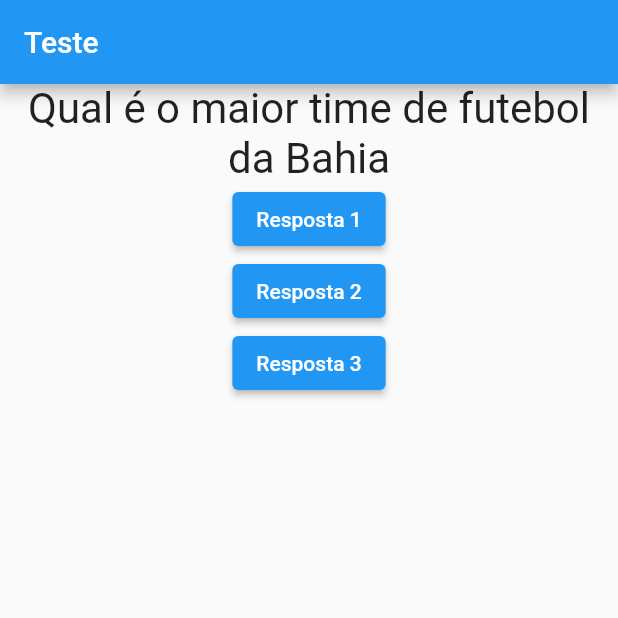
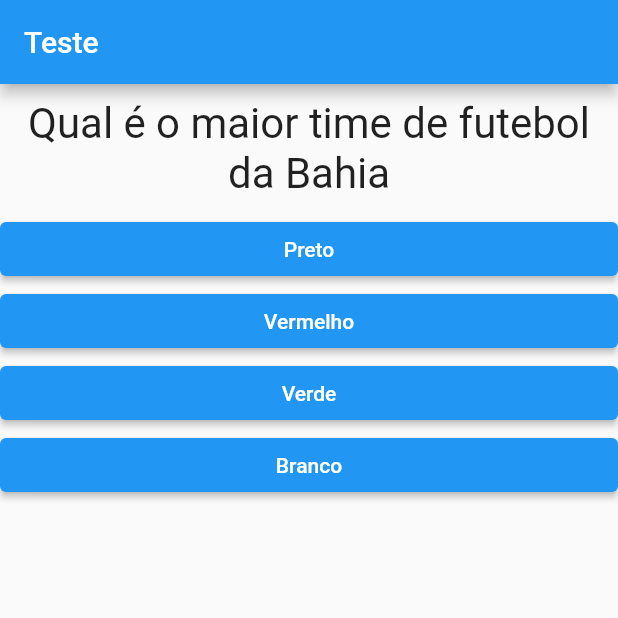
Before and after one commit to SimonViegas/cod3r_projeto_perguntas, a Flutter app: the screen it shows after launch, on a phone screen of 412 x 824 dp, the top half of it. Run offline on Flutter 3.47's test engine with Material 2 defaults, Android fonts, the phone set to English and light mode, and no system bars.

Commit message:
Adicionando respostas de forma imperativa

```diff
--- a/lib/main.dart
+++ b/lib/main.dart
@@ -1,5 +1,6 @@
 import 'package:flutter/material.dart';
 import './questao.dart';
+import './resposta.dart';
 
 void main() => runApp(const PerguntasApp());
 
@@ -15,9 +16,21 @@ class _PerguntaAppState extends State<PerguntasApp> {
   @override
   Widget build(BuildContext context) {
     final perguntas = [
-      'Qual é o maior time de futebol da Bahia',
-      'Qual a cor do cavalo branco do Napoleão',
+      {
+        'texto': 'Qual é o maior time de futebol da Bahia',
+        'respostas': ['Preto', 'Vermelho', 'Verde', 'Branco']
+      },
+      {
+        'texto': 'Qual a cor do cavalo branco do Napoleão',
+        'respostas': ['Coelho', 'Cobra', 'Elefante', 'Leão']
+      }
     ];
+
+    List<Widget> respostas = [];
+
+    for (var textoResp in perguntas[_perguntaSelecionada].cast()['respostas']) {
+      respostas.add(Resposta(textoResp, _responder));
+    }
 
     return MaterialApp(
       debugShowCheckedModeBanner: false,
@@ -26,19 +39,8 @@ class _PerguntaAppState extends State<PerguntasApp> {
           title: const Text('Teste'),
         ),
         body: Column(children: [
-          Questao(perguntas[_perguntaSelecionada]),
-          ElevatedButton(
-            onPressed: _responder,
-            child: const Text('Resposta 1'),
-          ),
-          ElevatedButton(
-            onPressed: _responder,
-            child: const Text('Resposta 2'),
-          ),
-          ElevatedButton(
-            onPressed: _responder,
-            child: const Text('Resposta 3'),
-          ),
+          Questao(perguntas[_perguntaSelecionada]['texto'].toString()),
+          ...respostas,
         ]),
       ),
     );
--- a/lib/questao.dart
+++ b/lib/questao.dart
@@ -9,7 +9,7 @@ class Questao extends StatelessWidget {
   Widget build(BuildContext context) {
     return Container(
       width: double.infinity,
-      //margin: const EdgeInsets.all(20),
+      margin: const EdgeInsets.all(10),
       child: Text(texto,
           style: const TextStyle(
             fontSize: 28,
--- /dev/null
+++ b/lib/resposta.dart
@@ -0,0 +1,24 @@
+import 'package:flutter/material.dart';
+
+class Resposta extends StatelessWidget {
+  final String texto;
+  final void Function() quandoSelecionado;
+
+  const Resposta(this.texto, this.quandoSelecionado, {Key? key})
+      : super(key: key);
+
+  @override
+  Widget build(BuildContext context) {
+    return Container(
+      width: double.infinity,
+      child: ElevatedButton(
+        style: ElevatedButton.styleFrom(
+          primary: Colors.blue,
+          onPrimary: Colors.white,
+        ),
+        onPressed: quandoSelecionado,
+        child: Text(texto),
+      ),
+    );
+  }
+}
--- a/pubspec.yaml
+++ b/pubspec.yaml
@@ -18,7 +18,7 @@ publish_to: 'none' # Remove this line if you wish to publish to pub.dev
 version: 1.0.0+1
 
 environment:
-  sdk: ">=2.16.2 <3.0.0"
+  sdk: '>=2.16.2 <3.0.0'
 
 # Dependencies specify other packages that your package needs in order to work.
 # To automatically upgrade your package dependencies to the latest versions
@@ -29,7 +29,6 @@ environment:
 dependencies:
   flutter:
     sdk: flutter
-
 
   # The following adds the Cupertino Icons font to your application.
   # Use with the CupertinoIcons class for iOS style icons.
@@ -51,7 +50,6 @@ dev_dependencies:
 
 # The following section is specific to Flutter.
 flutter:
-
   # The following line ensures that the Material Icons font is
   # included with your application, so that you can use the icons in
   # the material Icons class.
```
